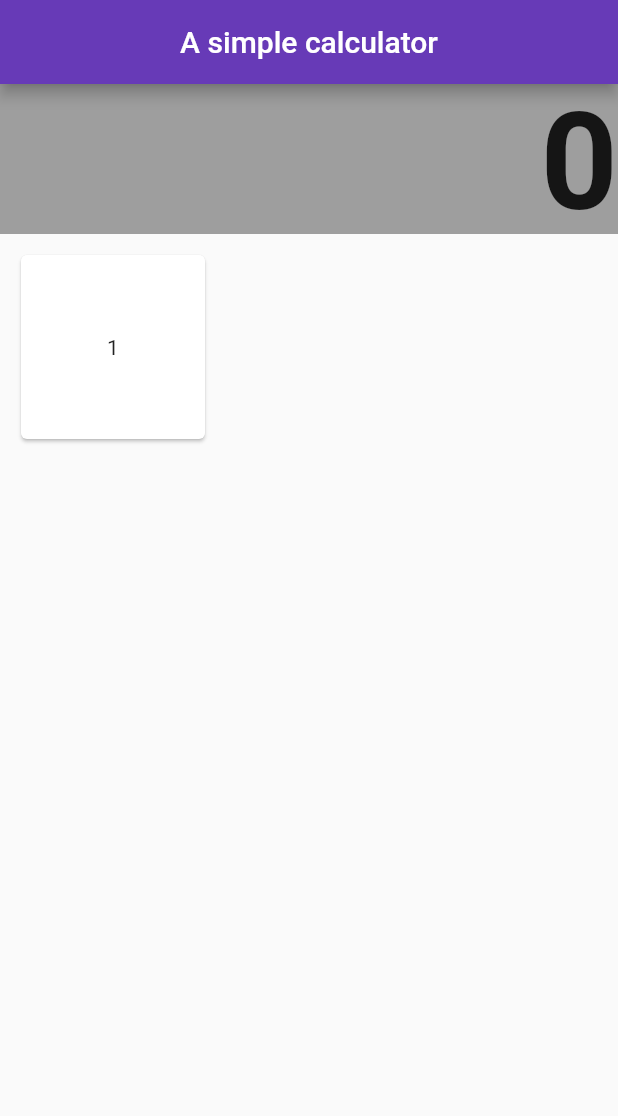
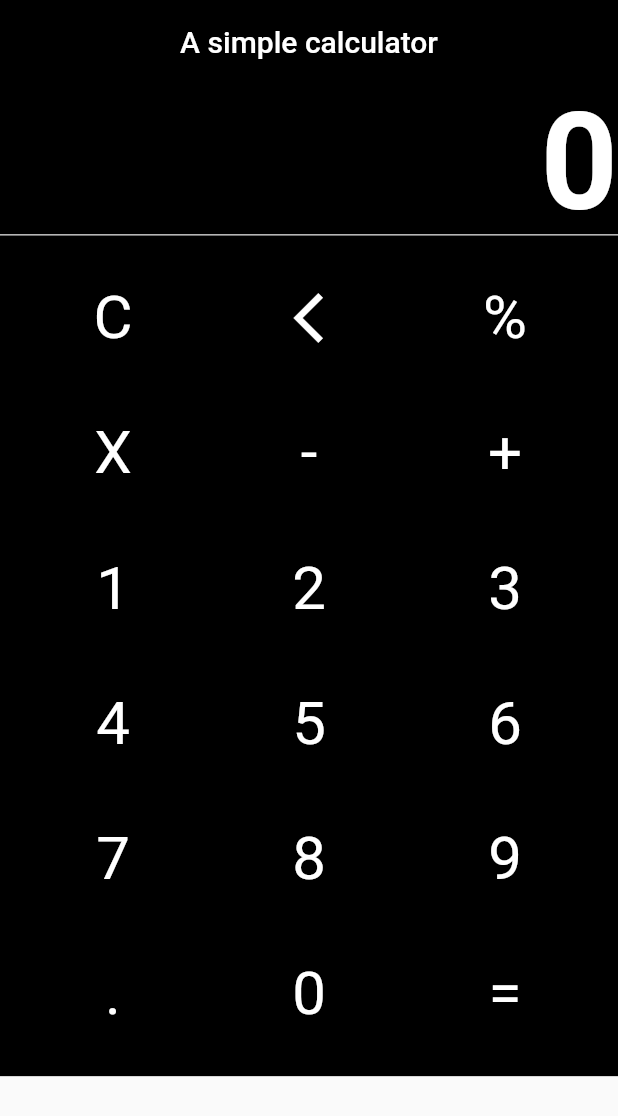
Before and after one commit to RobertDS07/First_Contact_Flutter, a Flutter app: the screen it shows after launch, on a phone screen of 412 x 824 dp. Shown: the top 1116 px of the screen. Run offline on Flutter 3.47's test engine with Material 2 defaults, Android fonts, the phone set to English and light mode, and no system bars.

Commit message:
Add: layou OK! && logic to calc OK

```diff
--- a/lib/main.dart
+++ b/lib/main.dart
@@ -12,7 +12,7 @@ class Home extends StatelessWidget {
       appBar: AppBar(
         title: Text('A simple calculator'),
         centerTitle: true,
-        backgroundColor: Colors.deepPurple,
+        backgroundColor: Colors.black,
       ),
       body: Calculator(),
     );
@@ -27,28 +27,63 @@ class Calculator extends StatefulWidget {
 class _CalculatorState extends State<Calculator> {
   dynamic result = 0;
 
+  // criar uma var para pegar os valores digitados apenas para mostrar a cima do resultado para o user enquanto isso anoto os numeros digitados em uma list e as operações digitadas em outro
+
+  static List<Map> skeleton = [
+    {'hotkey': 'C', 'action': () => null},
+    {'hotkey': Icons.arrow_back_ios_outlined, 'action': () => null},
+    {'hotkey': '%', 'action': () => null},
+    {'hotkey': 'X', 'action': () => null},
+    {'hotkey': '-', 'action': () => null},
+    {'hotkey': '+', 'action': () => null},
+    ...List.generate(
+        3, (index) => ({'hotkey': '${index + 1}', 'action': () => null})),
+    ...List.generate(
+        3, (index) => ({'hotkey': '${index + 4}', 'action': () => null})),
+    ...List.generate(
+        3, (index) => ({'hotkey': '${index + 7}', 'action': () => null})),
+    {'hotkey': '.', 'action': () => null},
+    {'hotkey': '0', 'action': () => null},
+    {'hotkey': '=', 'action': () => null},
+  ];
+
+  final List<Widget> hotkeys =
+      skeleton.map((e) => CustomButton(e['hotkey'])).toList();
+
   @override
   Widget build(BuildContext context) {
     return Column(
-      crossAxisAlignment: CrossAxisAlignment.stretch,
+      // crossAxisAlignment: CrossAxisAlignment.stretch,
       children: [
         Container(
-            color: Colors.grey,
+          color: Colors.black,
           height: 100,
           child: Align(
             alignment: Alignment.bottomRight,
             child: Text(
               '$result',
               textAlign: TextAlign.right,
-                style: TextStyle(fontSize: 90, fontWeight: FontWeight.bold),
+              style: TextStyle(
+                  fontSize: 90,
+                  fontWeight: FontWeight.bold,
+                  color: Colors.white),
             ),
-            )),
-        GridView.count(
+          ),
+        ),
+        Divider(
+          color: Colors.grey,
+          height: 1,
+        ),
+        Container(
+          color: Colors.black,
+          child: GridView.count(
             padding: const EdgeInsets.all(10),
             crossAxisCount: 3,
+            childAspectRatio: MediaQuery.of(context).size.height / 568,
             scrollDirection: Axis.vertical,
             shrinkWrap: true,
-          children: [CustomButton('1')],
+            children: hotkeys,
+          ),
         )
       ],
     );
@@ -63,14 +98,26 @@ class CustomButton extends StatelessWidget {
   @override
   Widget build(BuildContext context) {
     return Card(
+      color: Colors.transparent,
       child: InkWell(
+        borderRadius: BorderRadius.circular(40),
         splashColor: Colors.grey.withAlpha(40),
         onTap: () {
           print('Card tapped.');
         },
         child: Center(
-            child: Text('$hotkey'),
-          )),
+          child: hotkey is String
+              ? Text(
+                  '$hotkey',
+                  style: TextStyle(color: Colors.white, fontSize: 40),
+                )
+              : Icon(
+                  hotkey,
+                  size: 40,
+                  color: Colors.white,
+                ),
+        ),
+      ),
     );
   }
 }
```
Lines whose indentation alone changed are shown as unchanged.
